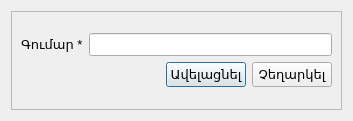
Qt form src/addfarmcosts.ui (ADCompany/AD-Farm) before a commit.
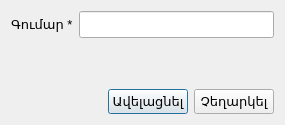
The same form after that commit. Icons and pictures are not drawn.

The edit to the form file:
```diff
--- a/src/addfarmcosts.ui
+++ b/src/addfarmcosts.ui
@@ -6,8 +6,8 @@
    <rect>
     <x>0</x>
     <y>0</y>
-    <width>353</width>
-    <height>121</height>
+    <width>285</width>
+    <height>125</height>
    </rect>
   </property>
   <property name="font">
@@ -20,28 +20,7 @@
   </property>
   <layout class="QGridLayout" name="gridLayout">
    <item row="0" column="0">
-    <widget class="QScrollArea" name="scrollArea">
-     <property name="widgetResizable">
-      <bool>true</bool>
-     </property>
-     <widget class="QWidget" name="scrollAreaWidgetContents">
-      <property name="geometry">
-       <rect>
-        <x>0</x>
-        <y>0</y>
-        <width>333</width>
-        <height>101</height>
-       </rect>
-      </property>
-      <layout class="QGridLayout" name="gridLayout_2">
-       <item row="0" column="0">
-        <layout class="QVBoxLayout" name="verticalLayout_4">
-         <item>
-          <layout class="QVBoxLayout" name="verticalLayout">
-           <item>
-            <layout class="QHBoxLayout" name="horizontalLayout_6">
-             <item>
-              <layout class="QHBoxLayout" name="horizontalLayout_3">
+    <layout class="QHBoxLayout" name="horizontalLayout">
                <item>
                 <widget class="QLabel" name="lblCosts">
                  <property name="font">
@@ -54,13 +33,11 @@
                  </property>
                 </widget>
                </item>
-              </layout>
-             </item>
              <item>
               <widget class="QLineEdit" name="editCosts">
                <property name="font">
                 <font>
-                 <pointsize>10</pointsize>
+         <pointsize>12</pointsize>
                 </font>
                </property>
                <property name="maxLength">
@@ -70,12 +47,21 @@
              </item>
             </layout>
            </item>
-          </layout>
-         </item>
-         <item>
-          <layout class="QVBoxLayout" name="verticalLayout_3">
-           <item>
-            <layout class="QHBoxLayout" name="horizontalLayout_7">
+   <item row="1" column="0">
+    <spacer name="verticalSpacer">
+     <property name="orientation">
+      <enum>Qt::Vertical</enum>
+     </property>
+     <property name="sizeHint" stdset="0">
+      <size>
+       <width>20</width>
+       <height>293</height>
+      </size>
+     </property>
+    </spacer>
+   </item>
+   <item row="2" column="0">
+    <layout class="QHBoxLayout" name="horizontalLayout_2">
              <item>
               <spacer name="horizontalSpacer_4">
                <property name="orientation">
@@ -127,15 +113,6 @@
               </widget>
              </item>
             </layout>
-           </item>
-          </layout>
-         </item>
-        </layout>
-       </item>
-      </layout>
-      <zorder></zorder>
-     </widget>
-    </widget>
    </item>
   </layout>
  </widget>
```
Left out of the diff: 2 changed lines with no effect on the pictures. Lines whose indentation alone changed are shown as unchanged.
